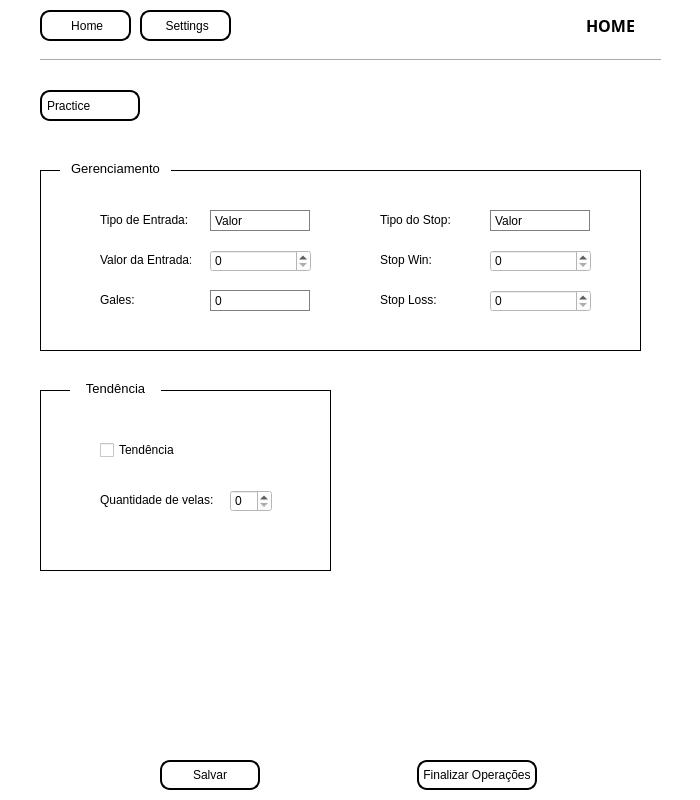
First picture: the form in ui/MainWindow.ui, repository JotaPeans/robocopy, before the edit.
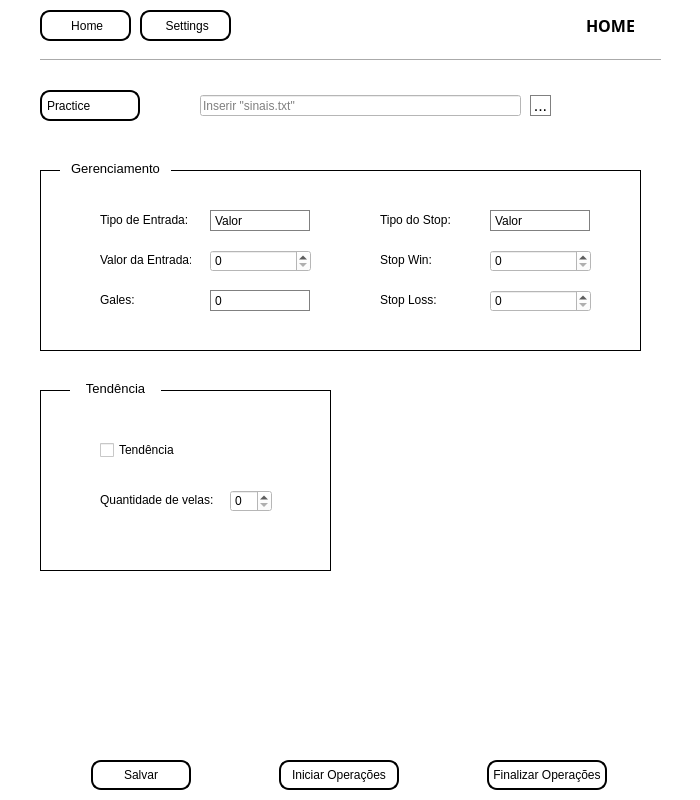
Second picture: the form after the edit. The open tabs and pages were chosen to show the change. Icons and pictures are not drawn.

Diff of the .ui file:
```diff
--- a/ui/MainWindow.ui
+++ b/ui/MainWindow.ui
@@ -1109,6 +1109,41 @@
            </property>
           </widget>
          </item>
+         <item>
+          <widget class="QPushButton" name="iniciar">
+           <property name="minimumSize">
+            <size>
+             <width>0</width>
+             <height>30</height>
+            </size>
+           </property>
+           <property name="maximumSize">
+            <size>
+             <width>120</width>
+             <height>16777215</height>
+            </size>
+           </property>
+           <property name="cursor">
+            <cursorShape>PointingHandCursor</cursorShape>
+           </property>
+           <property name="styleSheet">
+            <string notr="true">QPushButton {
+	border-radius: 10px;
+	border: 2px solid black;
+}
+</string>
+           </property>
+           <property name="text">
+            <string>Iniciar Operações</string>
+           </property>
+           <property name="iconSize">
+            <size>
+             <width>30</width>
+             <height>20</height>
+            </size>
+           </property>
+          </widget>
+         </item>
          <item>
           <widget class="QPushButton" name="finalizar">
            <property name="minimumSize">
@@ -1148,6 +1183,49 @@
        </item>
       </layout>
      </widget>
+     <widget class="QPushButton" name="inserirFile">
+      <property name="geometry">
+       <rect>
+        <x>520</x>
+        <y>25</y>
+        <width>21</width>
+        <height>21</height>
+       </rect>
+      </property>
+      <property name="font">
+       <font>
+        <pointsize>12</pointsize>
+       </font>
+      </property>
+      <property name="cursor">
+       <cursorShape>PointingHandCursor</cursorShape>
+      </property>
+      <property name="styleSheet">
+       <string notr="true">border: 1px solid gray;</string>
+      </property>
+      <property name="text">
+       <string>...</string>
+      </property>
+     </widget>
+     <widget class="QLineEdit" name="FileWay">
+      <property name="geometry">
+       <rect>
+        <x>190</x>
+        <y>25</y>
+        <width>321</width>
+        <height>21</height>
+       </rect>
+      </property>
+      <property name="dragEnabled">
+       <bool>true</bool>
+      </property>
+      <property name="readOnly">
+       <bool>true</bool>
+      </property>
+      <property name="placeholderText">
+       <string>Inserir &quot;sinais.txt&quot;</string>
+      </property>
+     </widget>
      <zorder>widget_2</zorder>
      <zorder>widget</zorder>
      <zorder>label_9</zorder>
```
Left out of the diff: 60 changed lines with no effect on the pictures.
